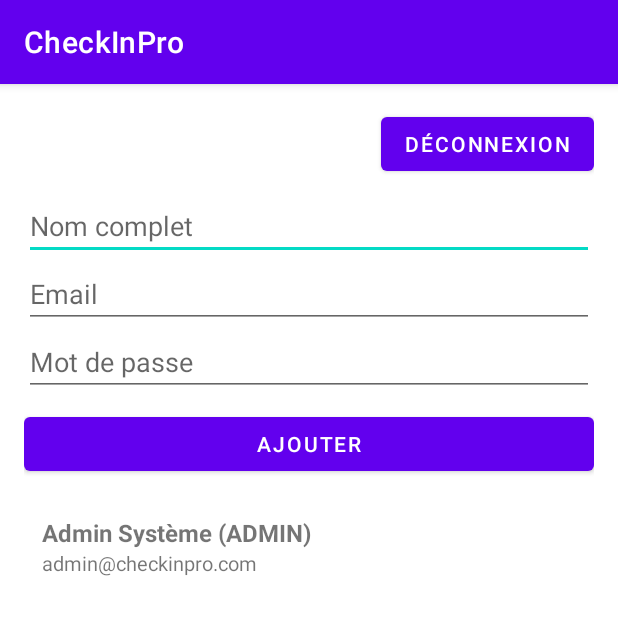
After one commit to baccarimehyar61-blip/Dsi3.2-MajestEye-CheckinPro, an Android app: the AdminActivity screen opened directly, with no data from a screen before it, on a phone screen of 412 x 824 dp, the top half of it. The commit adds this screen. Run offline under Robolectric (Android 15) with nearby library versions, the phone set to English and light mode, and no system bars.

Commit message:
Ajout authentification SQLite, roles et protection ADMIN

```diff
--- a/app/build.gradle
+++ b/app/build.gradle
@@ -40,4 +40,6 @@ dependencies {
     testImplementation 'junit:junit:4.13.2'
     androidTestImplementation 'androidx.test.ext:junit:1.1.3'
     androidTestImplementation 'androidx.test.espresso:espresso-core:3.4.0'
+    implementation 'com.squareup.retrofit2:retrofit:2.9.0'
+    implementation 'com.squareup.retrofit2:converter-gson:2.9.0'
 }
--- a/app/src/main/AndroidManifest.xml
+++ b/app/src/main/AndroidManifest.xml
@@ -13,6 +13,12 @@
             android:name=".SignupActivity"
             android:exported="false" />
         <activity
+            android:name=".AdminActivity" />
+        <activity
+            android:name=".UserDetailActivity" />
+        <activity
+            android:name=".UserHomeActivity" />
+        <activity
             android:name=".MainActivity"
             android:exported="true">
             <intent-filter>
--- /dev/null
+++ b/app/src/main/java/com/example/checkinpro/AdminActivity.kt
@@ -0,0 +1,114 @@
+package com.example.checkinpro
+
+import android.content.Intent
+import android.os.Bundle
+import android.view.LayoutInflater
+import android.view.View
+import android.view.ViewGroup
+import android.widget.Button
+import android.widget.EditText
+import android.widget.TextView
+import android.widget.Toast
+import androidx.appcompat.app.AppCompatActivity
+import androidx.recyclerview.widget.LinearLayoutManager
+import androidx.recyclerview.widget.RecyclerView
+
+class AdminActivity : AppCompatActivity() {
+
+    private var usersList = mutableListOf<User>()
+    private lateinit var bdService: BDLocalService
+    private lateinit var rvUsers: RecyclerView
+
+    override fun onCreate(savedInstanceState: Bundle?) {
+        super.onCreate(savedInstanceState)
+        setContentView(R.layout.activity_admin)
+
+        bdService = BDLocalService(this)
+
+        val btnLogout = findViewById<Button>(R.id.btnLogoutAdmin)
+        val edtName = findViewById<EditText>(R.id.edtAdminName)
+        val edtEmail = findViewById<EditText>(R.id.edtAdminEmail)
+        val edtPassword = findViewById<EditText>(R.id.edtAdminPassword)
+        val btnAdd = findViewById<Button>(R.id.btnAddUser)
+        rvUsers = findViewById(R.id.rvUsers)
+        rvUsers.layoutManager = LinearLayoutManager(this)
+
+        btnLogout.setOnClickListener {
+            finish()
+        }
+
+        refreshList()
+
+        btnAdd.setOnClickListener {
+            val name = edtName.text.toString().trim()
+            val email = edtEmail.text.toString().trim()
+            val pass = edtPassword.text.toString()
+
+            if (name.isEmpty() || email.isEmpty() || pass.length < 6) {
+                Toast.makeText(this, "Vérifiez les champs (mdp >= 6)", Toast.LENGTH_SHORT).show()
+            } else {
+                bdService.addUser(
+                    User(
+                        fullName = name,
+                        email = email,
+                        password = pass,
+                        role = "TRAVAILLEUR"
+                    )
+                )
+                edtName.text.clear()
+                edtEmail.text.clear()
+                edtPassword.text.clear()
+                refreshList()
+                Toast.makeText(this, "Travailleur ajouté", Toast.LENGTH_SHORT).show()
+            }
+        }
+    }
+
+    override fun onResume() {
+        super.onResume()
+        refreshList()
+    }
+
+    private fun refreshList() {
+        usersList = bdService.getAllUsers()
+        rvUsers.adapter = UserAdapter(usersList) { selectedUser ->
+            if (selectedUser.role == "ADMIN") {
+                Toast.makeText(
+                    this,
+                    "Le compte Admin Système n'est pas modifiable",
+                    Toast.LENGTH_SHORT
+                ).show()
+            } else {
+                val intent = Intent(this, UserDetailActivity::class.java)
+                intent.putExtra("user_id", selectedUser.id)
+                startActivity(intent)
+            }
+        }
+    }
+
+    class UserAdapter(
+        private val list: List<User>,
+        private val onItemClick: (User) -> Unit
+    ) : RecyclerView.Adapter<UserAdapter.UserViewHolder>() {
+
+        class UserViewHolder(view: View) : RecyclerView.ViewHolder(view) {
+            val txtName: TextView = view.findViewById(R.id.txtItemName)
+            val txtEmail: TextView = view.findViewById(R.id.txtItemEmail)
+        }
+
+        override fun onCreateViewHolder(parent: ViewGroup, viewType: Int): UserViewHolder {
+            val view = LayoutInflater.from(parent.context)
+                .inflate(R.layout.item_user, parent, false)
+            return UserViewHolder(view)
+        }
+
+        override fun onBindViewHolder(holder: UserViewHolder, position: Int) {
+            val user = list[position]
+            holder.txtName.text = "${user.fullName} (${user.role})"
+            holder.txtEmail.text = user.email
+            holder.itemView.setOnClickListener { onItemClick(user) }
+        }
+
+        override fun getItemCount(): Int = list.size
+    }
+}
--- /dev/null
+++ b/app/src/main/java/com/example/checkinpro/BDLocalService.kt
@@ -0,0 +1,124 @@
+package com.example.checkinpro
+
+import android.content.ContentValues
+import android.content.Context
+import android.database.Cursor
+import android.database.sqlite.SQLiteDatabase
+import android.database.sqlite.SQLiteOpenHelper
+
+class BDLocalService(context: Context?) :
+    SQLiteOpenHelper(context, "CheckInProBD", null, 2) {
+
+    private val creation = """
+        CREATE TABLE users (
+            id INTEGER PRIMARY KEY AUTOINCREMENT,
+            fullName TEXT,
+            email TEXT UNIQUE,
+            password TEXT,
+            role TEXT
+        )
+    """.trimIndent()
+
+    override fun onCreate(db: SQLiteDatabase?) {
+        db?.execSQL(creation)
+
+        // Compte Admin Système par défaut
+        val adminValues = ContentValues().apply {
+            put("fullName", "Admin Système")
+            put("email", "admin@checkinpro.com")
+            put("password", "123456")
+            put("role", "ADMIN")
+        }
+        db?.insert("users", null, adminValues)
+    }
+
+    override fun onUpgrade(db: SQLiteDatabase?, oldVersion: Int, newVersion: Int) {
+        db?.execSQL("DROP TABLE IF EXISTS users")
+        onCreate(db)
+    }
+
+    fun addUser(user: User): Long {
+        val db = this.writableDatabase
+        val values = ContentValues().apply {
+            put("fullName", user.fullName)
+            put("email", user.email)
+            put("password", user.password)
+            put("role", user.role)
+        }
+        return db.insert("users", null, values)
+    }
+
+    fun getAllUsers(): MutableList<User> {
+        val db = this.readableDatabase
+        val usersList = mutableListOf<User>()
+        val cursor: Cursor = db.rawQuery("SELECT * FROM users", null)
+
+        if (cursor.moveToFirst()) {
+            do {
+                val u = User(
+                    id = cursor.getInt(cursor.getColumnIndexOrThrow("id")),
+                    fullName = cursor.getString(cursor.getColumnIndexOrThrow("fullName")),
+                    email = cursor.getString(cursor.getColumnIndexOrThrow("email")),
+                    password = cursor.getString(cursor.getColumnIndexOrThrow("password")),
+                    role = cursor.getString(cursor.getColumnIndexOrThrow("role"))
+                )
+                usersList.add(u)
+            } while (cursor.moveToNext())
+        }
+        cursor.close()
+        return usersList
+    }
+
+    fun getUserById(id: Int): User? {
+        val db = this.readableDatabase
+        val cursor = db.rawQuery("SELECT * FROM users WHERE id = ?", arrayOf(id.toString()))
+        var user: User? = null
+        if (cursor.moveToFirst()) {
+            user = User(
+                id = cursor.getInt(cursor.getColumnIndexOrThrow("id")),
+                fullName = cursor.getString(cursor.getColumnIndexOrThrow("fullName")),
+                email = cursor.getString(cursor.getColumnIndexOrThrow("email")),
+                password = cursor.getString(cursor.getColumnIndexOrThrow("password")),
+                role = cursor.getString(cursor.getColumnIndexOrThrow("role"))
+            )
+        }
+        cursor.close()
+        return user
+    }
+
+    fun checkLogin(email: String, password: String): User? {
+        val db = this.readableDatabase
+        val cursor = db.rawQuery(
+            "SELECT * FROM users WHERE email = ? AND password = ?",
+            arrayOf(email, password)
+        )
+        var user: User? = null
+        if (cursor.moveToFirst()) {
+            user = User(
+                id = cursor.getInt(cursor.getColumnIndexOrThrow("id")),
+                fullName = cursor.getString(cursor.getColumnIndexOrThrow("fullName")),
+                email = cursor.getString(cursor.getColumnIndexOrThrow("email")),
+                password = cursor.getString(cursor.getColumnIndexOrThrow("password")),
+                role = cursor.getString(cursor.getColumnIndexOrThrow("role"))
+            )
+        }
+        cursor.close()
+        return user
+    }
+
+    fun updateUser(user: User): Int {
+        val db = this.writableDatabase
+        val values = ContentValues().apply {
+            put("fullName", user.fullName)
+            put("email", user.email)
+            put("password", user.password)
+            put("role", user.role)
+        }
+        return db.update("users", values, "id = ?", arrayOf(user.id.toString()))
+    }
+
+    fun deleteUser(id: Int): Int {
+        val db = this.writableDatabase
+        return db.delete("users", "id = ?", arrayOf(id.toString()))
+    }
+}
--- /dev/null
+++ b/app/src/main/java/com/example/checkinpro/User.kt
@@ -0,0 +1,9 @@
+package com.example.checkinpro
+
+data class User(
+    val id: Int? = null,
+    val fullName: String,
+    val email: String,
+    val password: String,
+    val role: String = "TRAVAILLEUR"
+)
--- /dev/null
+++ b/app/src/main/res/layout/activity_admin.xml
@@ -0,0 +1,50 @@
+<?xml version="1.0" encoding="utf-8"?>
+<LinearLayout xmlns:android="http://schemas.android.com/apk/res/android"
+    android:layout_width="match_parent"
+    android:layout_height="match_parent"
+    android:orientation="vertical"
+    android:padding="16dp">
+
+    <Button
+        android:id="@+id/btnLogoutAdmin"
+        android:layout_width="wrap_content"
+        android:layout_height="wrap_content"
+        android:layout_gravity="end"
+        android:text="Déconnexion" />
+
+    <EditText
+        android:id="@+id/edtAdminName"
+        android:layout_width="match_parent"
+        android:layout_height="wrap_content"
+        android:layout_marginTop="8dp"
+        android:hint="Nom complet" />
+
+    <EditText
+        android:id="@+id/edtAdminEmail"
+        android:layout_width="match_parent"
+        android:layout_height="wrap_content"
+        android:hint="Email"
+        android:inputType="textEmailAddress" />
+
+    <EditText
+        android:id="@+id/edtAdminPassword"
+        android:layout_width="match_parent"
+        android:layout_height="wrap_content"
+        android:hint="Mot de passe"
+        android:inputType="textPassword" />
+
+    <Button
+        android:id="@+id/btnAddUser"
+        android:layout_width="match_parent"
+        android:layout_height="wrap_content"
+        android:layout_marginTop="8dp"
+        android:text="AJOUTER" />
+
+    <androidx.recyclerview.widget.RecyclerView
+        android:id="@+id/rvUsers"
+        android:layout_width="match_parent"
+        android:layout_height="0dp"
+        android:layout_weight="1"
+        android:layout_marginTop="12dp" />
+
+</LinearLayout>
--- /dev/null
+++ b/app/src/main/res/layout/item_user.xml
@@ -0,0 +1,21 @@
+<?xml version="1.0" encoding="utf-8"?>
+<LinearLayout xmlns:android="http://schemas.android.com/apk/res/android"
+    android:layout_width="match_parent"
+    android:layout_height="wrap_content"
+    android:orientation="vertical"
+    android:padding="12dp">
+
+    <TextView
+        android:id="@+id/txtItemName"
+        android:layout_width="match_parent"
+        android:layout_height="wrap_content"
+        android:textSize="16sp"
+        android:textStyle="bold" />
+
+    <TextView
+        android:id="@+id/txtItemEmail"
+        android:layout_width="match_parent"
+        android:layout_height="wrap_content"
+        android:textSize="13sp" />
+
+</LinearLayout>
```
Also changed, not shown: app/src/main/java/com/example/checkinpro/MainActivity.kt (+35 -13 lines), app/src/main/java/com/example/checkinpro/SignupActivity.kt (renamed from app/src/main/java/com/example/checkinpro/activity_signup.kt, +28 -9 lines), app/src/main/java/com/example/checkinpro/UserDetailActivity.kt (added, +77 -0 lines), app/src/main/java/com/example/checkinpro/UserHomeActivity.kt (added, +28 -0 lines), app/src/main/res/layout/activity_main.xml (+9 -9 lines), app/src/main/res/layout/activity_signup.xml (+9 -9 lines), app/src/main/res/layout/activity_user_detail.xml (added, +68 -0 lines), app/src/main/res/layout/activity_user_home.xml (added, +32 -0 lines).
